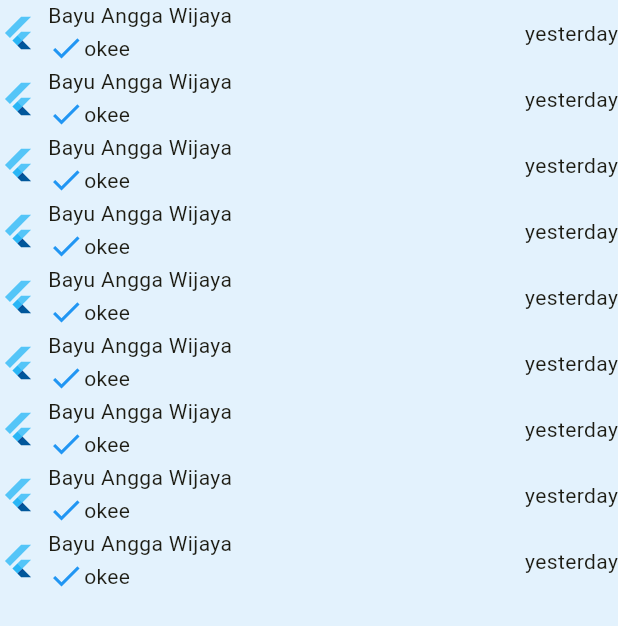
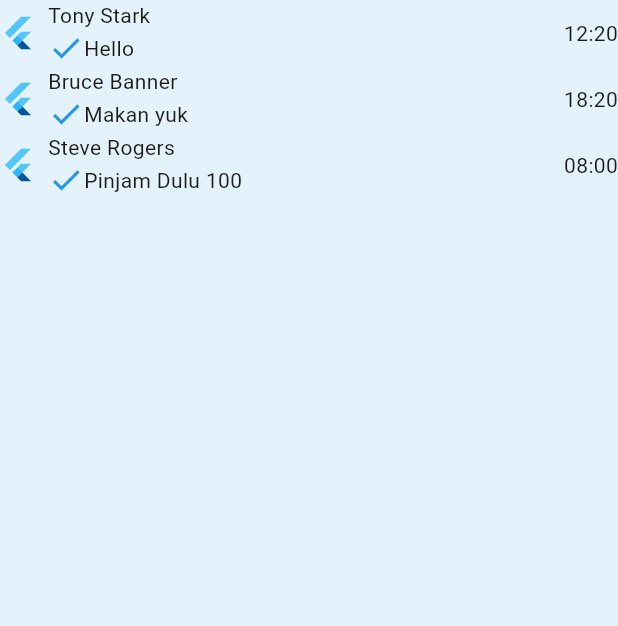
Before and after one commit to kanaydo/whatsup, a Flutter app: the screen it shows after launch, on a phone screen of 412 x 824 dp. Shown: the top 626 px of the screen. Run offline on Flutter 3.47's test engine with Material 3 defaults, Android fonts, the phone set to English and light mode, and no system bars.

Commit message:
initialize listview

```diff
--- a/lib/chat_item.dart
+++ b/lib/chat_item.dart
@@ -1,7 +1,26 @@
 import 'package:flutter/material.dart';
 
+
+
+class ChatItemData {
+  final String pengirim;
+  final String pesan;
+  final String waktu;
+
+  ChatItemData({
+    required this.pengirim,
+    required this.pesan,
+    required this.waktu
+  });
+}
+
+
+
+
 class ChatItem extends StatelessWidget {
-  const ChatItem({super.key});
+  final ChatItemData data;
+
+  const ChatItem({super.key, required this.data});
 
   @override
   Widget build(BuildContext context) {
@@ -16,18 +35,18 @@ class ChatItem extends StatelessWidget {
             mainAxisAlignment: MainAxisAlignment.center,
             crossAxisAlignment: CrossAxisAlignment.start,
             children: [
-              Text('Bayu Angga Wijaya'),
+              Text(data.pengirim),
               Row(
                 children: [
                   Icon(Icons.check, color: Colors.blue,),
-                  Text('okee'),
+                  Text(data.pesan),
                 ],
               )
             ],
           ),
         ),
         SizedBox(width: 8,),
-        Text('yesterday'),
+        Text(data.waktu),
       ],
     );
   }
--- a/lib/main.dart
+++ b/lib/main.dart
@@ -16,35 +16,31 @@
         colorScheme: ColorScheme.fromSeed(seedColor: Colors.yellow),
         useMaterial3: true,
       ),
-      home: const HomePage(),
+      home: HomePage(),
     );
   }
 }
 
 class HomePage extends StatelessWidget {
-  const HomePage({super.key});
+  HomePage({super.key});
 
-  // hello
-
-  // hello lagi
+  final chats = [
+   ChatItemData(pengirim: 'Tony Stark', pesan: 'Hello', waktu: '12:20'),
+   ChatItemData(pengirim: 'Bruce Banner', pesan: 'Makan yuk', waktu: '18:20'),
+   ChatItemData(pengirim: 'Steve Rogers', pesan: 'Pinjam Dulu 100', waktu: '08:00')
+  ];
 
   @override
   Widget build(BuildContext context) {
     return Scaffold(
       body: Container(
         color: Colors.blue.shade50,
-        child: Column(
-          children: [
-            ChatItem(),
-            ChatItem(),
-            ChatItem(),
-            ChatItem(),
-            ChatItem(),
-            ChatItem(),
-            ChatItem(),
-            ChatItem(),
-            ChatItem(),
-          ],
+        child: ListView.builder(
+          itemCount: chats.length,
+          itemBuilder: (context, index) {
+            final data = chats.elementAt(index);
+            return ChatItem(data: data);
+          },
         ),
       ),
     );
```
